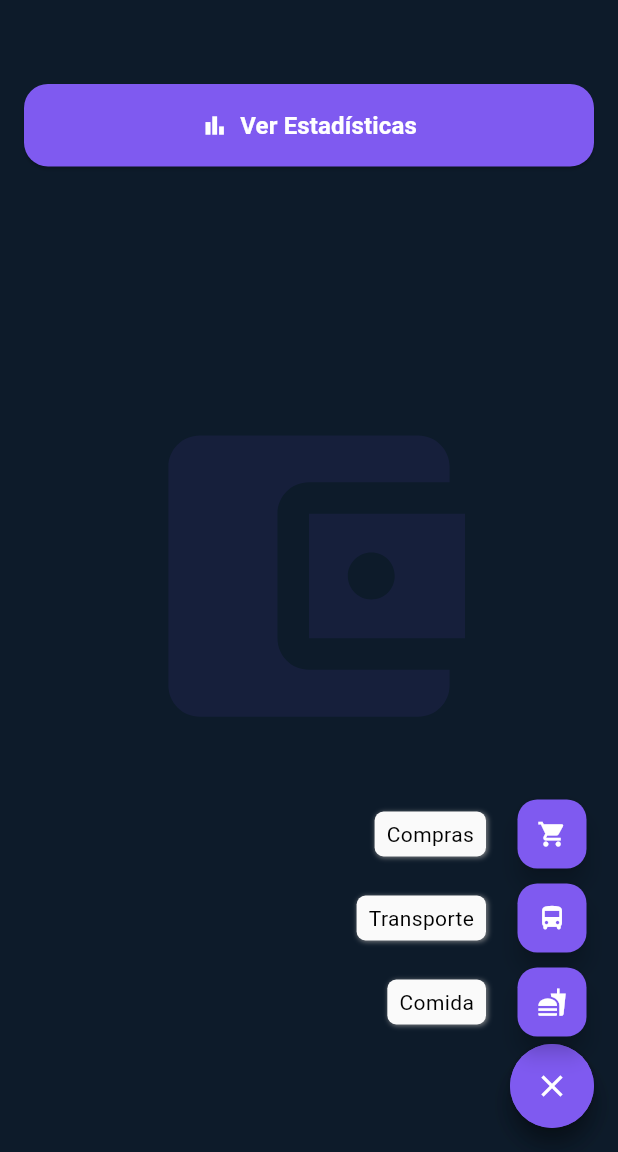
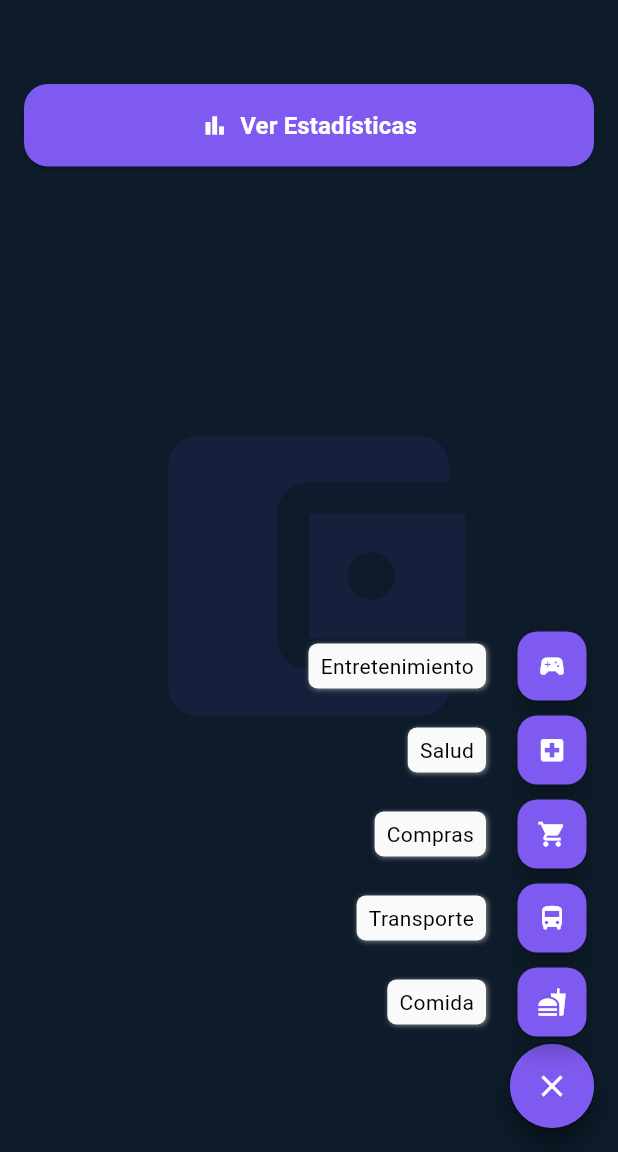
Before and after one commit to MateoPdebug/memora, a Flutter app: the HomeScreen screen opened by its route, after a tap on the "add" icon, on a phone screen of 412 x 824 dp, the part 84-1236 px from its top. Run offline on Flutter 3.47's test engine with Material 3 defaults, Android fonts, the light colour scheme and no system bars; drawn by our look-alikes of flutter_speed_dial.

Commit message:
Update home_Screen.dart

```diff
--- a/lib/pantallas/home_Screen.dart
+++ b/lib/pantallas/home_Screen.dart
@@ -1,12 +1,61 @@
 import 'dart:ui';
-
+import 'package:memora/models/categorias.dart';
+import '../widgets/categoria_modal.dart';
 import 'package:flutter/material.dart';
 import 'package:flutter_speed_dial/flutter_speed_dial.dart';
 
-class HomeScreen extends StatelessWidget {
+class HomeScreen extends StatefulWidget {
   const HomeScreen({super.key});
 
   @override
+  State<HomeScreen> createState() => _HomeScreenState();
+}
+
+class _HomeScreenState extends State<HomeScreen> {
+  Map<String, List<Map<String, dynamic>>> gastosPorCategoria = {};
+  List<Categoria> categorias = [
+    Categoria(nombre: "Comida", icono: Icons.fastfood),
+    Categoria(nombre: "Transporte", icono: Icons.directions_bus),
+    Categoria(nombre: "Compras", icono: Icons.shopping_cart),
+    Categoria(nombre: "Salud", icono: Icons.local_hospital),
+    Categoria(nombre: "Entretenimiento", icono: Icons.sports_esports),
+  ];
+  void abrirCategoria(Categoria categoria) {
+    showModalBottomSheet(
+      context: context,
+      isScrollControlled: true,
+      backgroundColor: const Color(0xFF0D1B2A),
+      shape: const RoundedRectangleBorder(
+        borderRadius: BorderRadius.vertical(top: Radius.circular(20)),
+      ),
+      builder: (context) {
+        return CategoriaModal(
+          categoria: categoria,
+          gastos: gastosPorCategoria[categoria.nombre] ?? [],
+          onAgregar: (nuevoGasto) {
+            setState(() {
+              gastosPorCategoria.putIfAbsent(categoria.nombre, () => []);
+              gastosPorCategoria[categoria.nombre]!.add(nuevoGasto);
+            });
+          },
+          onEditar: (gastoActual, gastoEditado) {
+            setState(() {
+              final gastos = gastosPorCategoria[categoria.nombre]!;
+              final index = gastos.indexWhere(
+                (g) =>
+                    g['descripcion'] == gastoActual['descripcion'] &&
+                    g['monto'] == gastoActual['monto'],
+              );
+              if (index != -1) {
+                gastos[index] = gastoEditado;
+              }
+            });
+          },
+        );
+      },
+    );
+  }
+
   Widget build(BuildContext context) {
     return Scaffold(
       backgroundColor: const Color(0xFF0D1B2A),
@@ -17,38 +66,29 @@ class HomeScreen extends StatelessWidget {
           'Memora',
           style: TextStyle(
             fontSize: 24,
-              fontWeight: FontWeight.bold, // más gruesa
-              letterSpacing: 1.2, // un poquito más elegante
+            fontWeight: FontWeight.bold,
+            letterSpacing: 1.2,
             color: Colors.white,
           ),
-          )
-
+        ),
       ),
       drawer: Drawer(
         backgroundColor: const Color(0xFF0D1B2A),
         child: ListView(
           padding: EdgeInsets.zero,
-          children: const[
+          children: const [
             DrawerHeader(
-                decoration: BoxDecoration(
-                    color: Colors.deepPurpleAccent
-                ),
+              decoration: BoxDecoration(color: Colors.deepPurpleAccent),
               child: Text(
                 'Menu',
-                    style: TextStyle(
-                      color: Colors.white,
-                      fontSize: 24,
-                    )
-                )
+                style: TextStyle(color: Colors.white, fontSize: 24),
+              ),
             ),
             ListTile(
               leading: Icon(Icons.settings),
               title: Text(
                 'configuracion',
-              style: TextStyle(
-              color: Colors.white,
-              fontSize: 24,
-                ),
+                style: TextStyle(color: Colors.white, fontSize: 24),
               ),
             ),
           ],
@@ -56,11 +96,9 @@ class HomeScreen extends StatelessWidget {
       ),
       body: Stack(
         children: [
-
-          /// 🔹 Fondo con icono transparente
           Center(
             child: Opacity(
-              opacity: 0.08, // más sutil
+              opacity: 0.08,
               child: Icon(
                 Icons.account_balance_wallet,
                 size: 250,
@@ -69,12 +107,10 @@ class HomeScreen extends StatelessWidget {
             ),
           ),
 
-          /// 🔹 Contenido encima
           Padding(
             padding: const EdgeInsets.all(16),
             child: Column(
               children: [
-
                 const SizedBox(height: 40),
 
                 SizedBox(
@@ -102,6 +138,105 @@ class HomeScreen extends StatelessWidget {
                   ),
                 ),
 
+                const SizedBox(height: 20),
+
+                Expanded(
+                  child: ListView.builder(
+                    itemCount: categorias.length,
+                    itemBuilder: (context, index) {
+                      final categoria = categorias[index];
+                      final gastos = gastosPorCategoria[categoria.nombre] ?? [];
+
+                      if (gastos.isEmpty) {
+                        return const SizedBox.shrink();
+                      }
+
+                      return Card(
+                        elevation: 8,
+                        margin: const EdgeInsets.symmetric(
+                          vertical: 12,
+                          horizontal: 8,
+                        ),
+                        shape: RoundedRectangleBorder(
+                          borderRadius: BorderRadius.circular(20),
+                        ),
+                        child: ExpansionTile(
+                          collapsedBackgroundColor: const Color(0xFF1B263B),
+                          backgroundColor: const Color(0xFF1B263B),
+                          iconColor: Colors.white70,
+                          collapsedIconColor: Colors.white70,
+                          title: Row(
+                            mainAxisAlignment: MainAxisAlignment.spaceBetween,
+                            children: [
+                              Text(
+                                categoria.nombre,
+                                style: const TextStyle(
+                                  fontSize: 20,
+                                  fontWeight: FontWeight.bold,
+                                  color: Colors.white,
+                                ),
+                              ),
+                              Text(
+                                "\$${gastos.fold(0.0, (sum, g) => sum + (g['monto'] ?? 0)).toStringAsFixed(2)}",
+                                style: const TextStyle(
+                                  fontSize: 18,
+                                  fontWeight: FontWeight.bold,
+                                  color: Color(0xFF7F5AF0),
+                                ),
+                              ),
+                            ],
+                          ),
+                          children: [
+
+                            SizedBox(
+                              height: gastos.length > 3
+                                  ? 200
+                                  : null, // Altura fija si hay muchos
+                              child: ListView.builder(
+                                shrinkWrap: true,
+                                physics: gastos.length > 3
+                                    ? const AlwaysScrollableScrollPhysics()
+                                    : const NeverScrollableScrollPhysics(),
+                                itemCount: gastos.length,
+                                itemBuilder: (context, gastoIndex) {
+                                  final gasto = gastos[gastoIndex];
+                                  return ListTile(
+                                    dense: true,
+                                    leading: CircleAvatar(
+                                      backgroundColor: Colors.deepPurpleAccent
+                                          .withOpacity(0.3),
+                                      child: Text(
+                                        categoria.nombre[0].toUpperCase(),
+                                        style: const TextStyle(
+                                          color: Colors.white,
+                                        ),
+                                      ),
+                                    ),
+                                    title: Text(
+                                      gasto['descripcion'] ?? 'Sin descripción',
+                                      style: const TextStyle(
+                                        color: Colors.white,
+                                      ),
+                                      maxLines: 1,
+                                      overflow: TextOverflow.ellipsis,
+                                    ),
+                                    trailing: Text(
+                                      "\$${(gasto['monto'] ?? 0).toStringAsFixed(2)}",
+                                      style: const TextStyle(
+                                        fontWeight: FontWeight.bold,
+                                        color: Color(0xFF7F5AF0),
+                                      ),
+                                    ),
+                                  );
+                                },
+                              ),
+                            ),
+                          ],
+                        ),
+                      );
+                    },
+                  ),
+                ),
               ],
             ),
           ),
@@ -112,33 +247,22 @@ class HomeScreen extends StatelessWidget {
         icon: Icons.add,
         activeIcon: Icons.close,
         iconTheme: const IconThemeData(color: Colors.white),
-
         overlayColor: Colors.black,
         overlayOpacity: 0.0,
 
         children: [
+          ...categorias.map((cat) {
+            return SpeedDialChild(
+              backgroundColor: const Color(0xFF7F5AF0),
+              child: Icon(cat.icono, color: Colors.white),
+              label: cat.nombre,
+              labelStyle: const TextStyle(color: Colors.black),
 
-          SpeedDialChild(
-            backgroundColor: const Color(0xFF7F5AF0),
-            child: const Icon(Icons.fastfood, color: Colors.white),
-            label: 'Comida',
-            labelStyle: const TextStyle(color: Colors.black),
-          ),
-
-          SpeedDialChild(
-            backgroundColor: const Color(0xFF7F5AF0),
-            child: const Icon(Icons.directions_bus_rounded, color: Colors.white),
-            label: 'Transporte',
-            labelStyle: const TextStyle(color: Colors.black),
-          ),
-
-          SpeedDialChild(
-            backgroundColor: const Color(0xFF7F5AF0),
-            child: const Icon(Icons.shopping_cart, color: Colors.white),
-            label: 'Compras',
-            labelStyle: const TextStyle(color: Colors.black),
-          ),
-
+              onTap: () {
+                abrirCategoria(cat);
+              },
+            );
+          }).toList(),
         ],
       ),
     );
```
Lines whose indentation alone changed are shown as unchanged.
